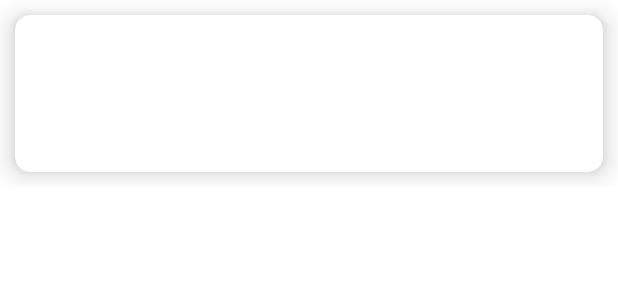
After one commit to Garmii/Pet-Tracker, an Android app: the layout list_item_seguimientos.xml on its own in the app's theme, with its tools: preview values and no code run, on a phone screen of 412 x 824 dp. The commit adds this screen. Shown: the top 300 px of the screen. Run offline under Robolectric (Android 15) with nearby library versions, the phone set to English and light mode, and no system bars.

Commit message:
Vista seguimientos funcionando

```diff
--- a/app/src/main/AndroidManifest.xml
+++ b/app/src/main/AndroidManifest.xml
@@ -9,6 +9,9 @@
         android:roundIcon="@mipmap/ic_launcher_round"
         android:supportsRtl="true"
         android:theme="@style/Theme.Login">
+        <activity
+            android:name="com.example.Pet_Tracker.Seguimientos"
+            android:exported="true" />
         <activity
             android:name="com.example.Pet_Tracker.DetalleMascota"
             android:exported="false" />
--- a/app/src/main/res/layout/activity_detalle_mascota.xml
+++ b/app/src/main/res/layout/activity_detalle_mascota.xml
@@ -64,9 +64,10 @@
             android:gravity="center"
         />
 
-        <Button
+        <Button android:id="@+id/verSeguimiento"
             android:layout_width="wrap_content"
             android:layout_height="wrap_content"
+            android:layout_marginTop="20dp"
             android:layout_gravity="center"
             android:text="Ver seguimiento"
         />
--- /dev/null
+++ b/app/src/main/res/layout/list_item_seguimientos.xml
@@ -0,0 +1,53 @@
+<?xml version="1.0" encoding="utf-8"?>
+<LinearLayout xmlns:android="http://schemas.android.com/apk/res/android"
+    xmlns:app="http://schemas.android.com/apk/res-auto"
+    android:orientation="vertical"
+    android:layout_width="match_parent"
+    android:layout_height="wrap_content">
+
+    <androidx.cardview.widget.CardView
+        android:id="@+id/tarjeta"
+        android:layout_width="match_parent"
+        android:layout_height="wrap_content"
+        android:layout_margin="10dp"
+        app:cardCornerRadius="10dp"
+        app:cardElevation="10dp">
+
+    <LinearLayout
+        android:layout_width="match_parent"
+        android:layout_height="wrap_content"
+        android:layout_marginLeft="20dp"
+        android:orientation="vertical">
+
+        <TextView
+            android:id="@+id/tipoSeguimiento"
+            android:textSize="20dp"
+            android:textStyle="bold"
+            android:layout_width="match_parent"
+            android:layout_height="wrap_content" />
+
+        <TextView
+            android:id="@+id/pesoSeguimiento"
+            android:layout_width="match_parent"
+            android:layout_height="wrap_content" />
+
+        <TextView
+            android:id="@+id/descripcionSeguimiento"
+            android:layout_width="match_parent"
+            android:layout_height="wrap_content" />
+
+        <TextView
+            android:id="@+id/fechaSeguimiento"
+            android:layout_width="match_parent"
+            android:layout_height="wrap_content" />
+
+        <TextView
+            android:id="@+id/vacunaSeguimiento"
+            android:layout_width="match_parent"
+            android:layout_height="wrap_content" />
+
+    </LinearLayout>
+
+    </androidx.cardview.widget.CardView>
+
+</LinearLayout>
```
Also changed, not shown: app/src/main/java/Adaptador/AdaptadorSeguimiento.java (added, +87 -0 lines), app/src/main/java/com/example/Pet_Tracker/DetalleMascota.java (+30 -3 lines), app/src/main/java/com/example/Pet_Tracker/Seguimientos.java (added, +103 -0 lines), app/src/main/java/modelo/Seguimiento.java (added, +94 -0 lines), app/src/main/res/layout/activity_seguimiento.xml (added, +15 -0 lines).
